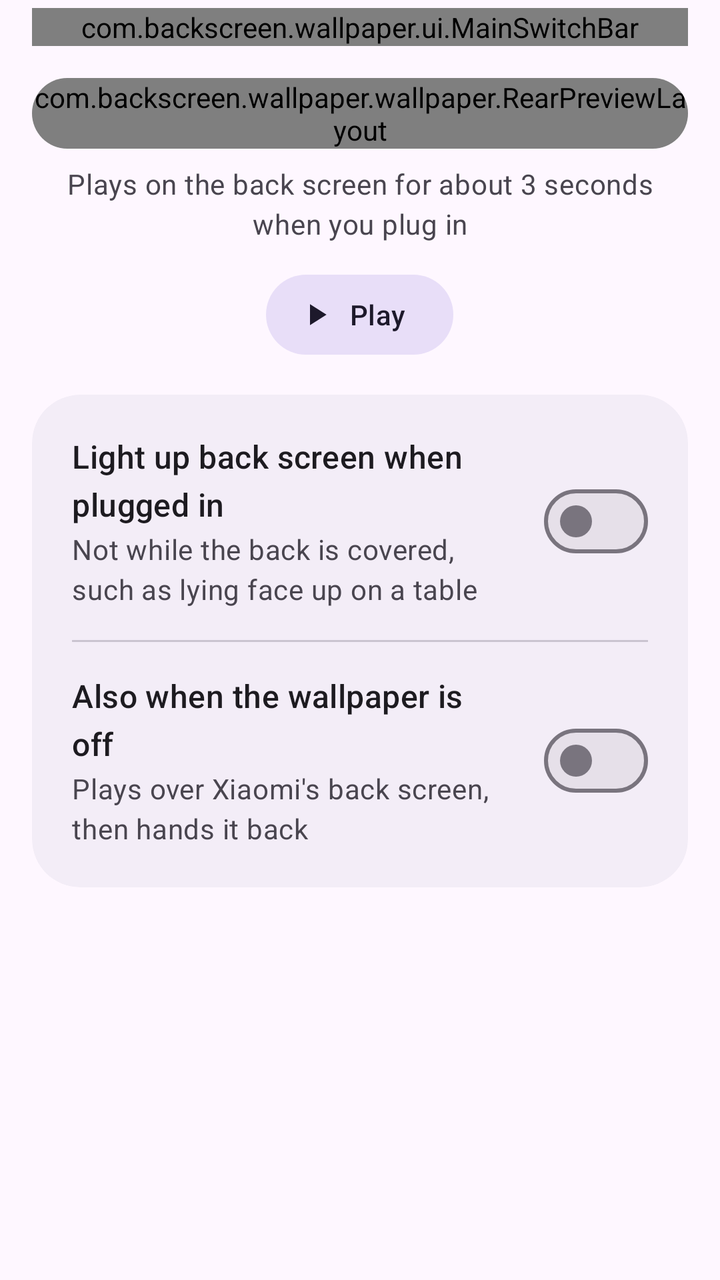
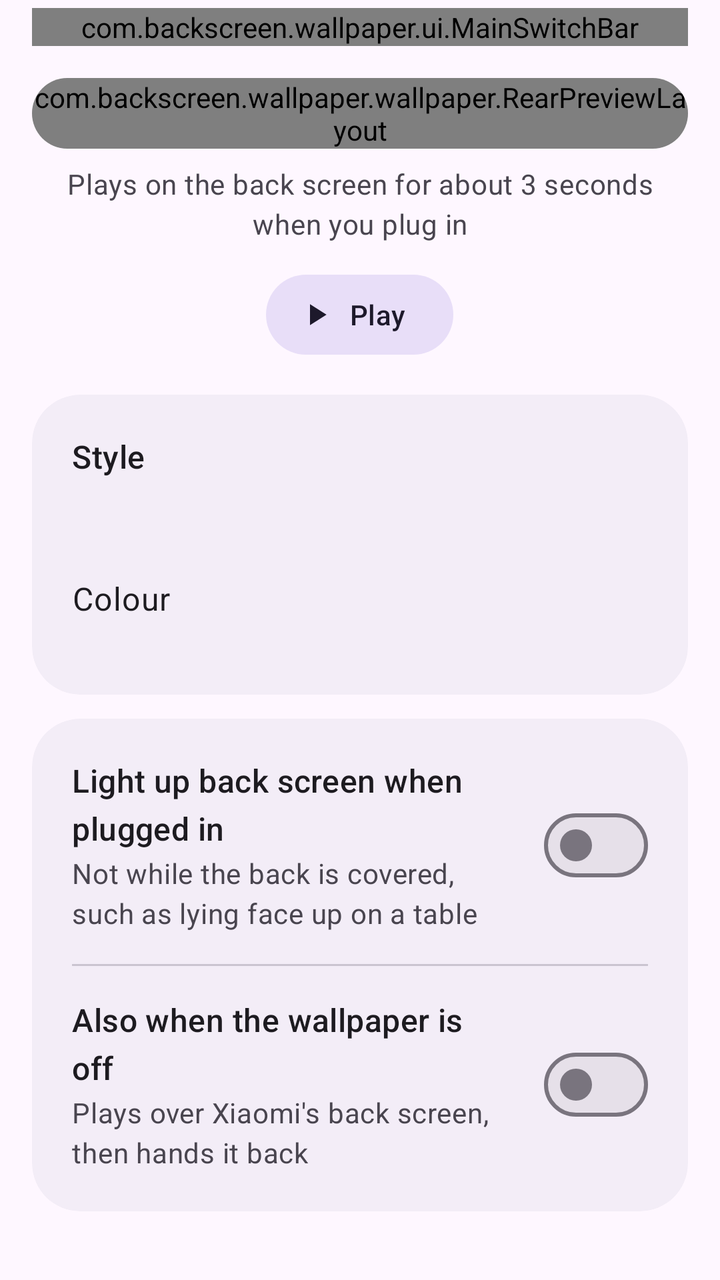

The first picture is an Android layout as it rendered before a commit; the second is the same layout after the commit. The layout source and the unified diff follow.
<!-- AndroidManifest.xml: application theme Theme.BackScreen -->
<!-- res/layout/fragment_battery.xml -->
<?xml version="1.0" encoding="utf-8"?>
<LinearLayout xmlns:android="http://schemas.android.com/apk/res/android"
    xmlns:app="http://schemas.android.com/apk/res-auto"
    android:layout_width="match_parent"
    android:layout_height="match_parent"
    android:orientation="vertical">

    <com.backscreen.wallpaper.ui.MainSwitchBar
        android:id="@+id/mainSwitch"
        android:layout_width="match_parent"
        android:layout_height="wrap_content"
        android:layout_marginHorizontal="16dp"
        android:layout_marginTop="4dp"
        android:layout_marginBottom="8dp"
        android:text="@string/battery_switch" />

    <androidx.core.widget.NestedScrollView
        android:layout_width="match_parent"
        android:layout_height="0dp"
        android:layout_weight="1"
        android:clipToPadding="false">

        <LinearLayout
            android:layout_width="match_parent"
            android:layout_height="wrap_content"
            android:orientation="vertical"
            android:paddingHorizontal="16dp"
            android:paddingTop="8dp"
            android:paddingBottom="24dp">

            
            <com.google.android.material.card.MaterialCardView
                android:id="@+id/previewCard"
                style="@style/Widget.Material3.CardView.Filled"
                android:layout_width="wrap_content"
                android:layout_gravity="center_horizontal"
                android:layout_height="wrap_content"
                android:contentDescription="@string/battery_preview"
                app:cardBackgroundColor="?attr/colorSurfaceContainerHighest"
                app:cardCornerRadius="28dp">

                <com.backscreen.wallpaper.wallpaper.RearPreviewLayout
                    android:id="@+id/previewFrame"
                    android:layout_width="match_parent"
                    android:layout_height="wrap_content"
                    android:importantForAccessibility="noHideDescendants">

                    <com.backscreen.wallpaper.wallpaper.WallpaperView
                        android:id="@+id/preview"
                        android:layout_width="match_parent"
                        android:layout_height="match_parent" />

                    <com.backscreen.wallpaper.wallpaper.ClockLayer
                        android:id="@+id/clock"
                        android:layout_width="match_parent"
                        android:layout_height="match_parent"
                        android:visibility="gone" />

                    <com.backscreen.wallpaper.battery.ChargingLayer
                        android:id="@+id/charging"
                        android:layout_width="match_parent"
                        android:layout_height="match_parent" />
                </com.backscreen.wallpaper.wallpaper.RearPreviewLayout>
            </com.google.android.material.card.MaterialCardView>

            <TextView
                android:layout_width="wrap_content"
                android:layout_height="wrap_content"
                android:layout_gravity="center_horizontal"
                android:layout_marginTop="8dp"
                android:gravity="center"
                android:text="@string/battery_caption"
                android:textAppearance="?attr/textAppearanceBodyMedium"
                android:textColor="?attr/colorOnSurfaceVariant" />

            <Button
                android:id="@+id/playButton"
                style="@style/Widget.Material3.Button.TonalButton.Icon"
                android:layout_width="wrap_content"
                android:layout_height="wrap_content"
                android:layout_gravity="center_horizontal"
                android:layout_marginTop="12dp"
                android:text="@string/play"
                app:icon="@drawable/ic_play" />

            <com.google.android.material.card.MaterialCardView
                android:id="@+id/optionsCard"
                style="@style/Widget.BackScreen.Card"
                android:layout_width="match_parent"
                android:layout_height="wrap_content"
                android:layout_marginTop="16dp"
                app:cardBackgroundColor="?attr/colorSurfaceContainer">

                <LinearLayout
                    android:layout_width="match_parent"
                    android:layout_height="wrap_content"
                    android:orientation="vertical">

                    <LinearLayout
                        android:id="@+id/lightUpRow"
                        android:layout_width="match_parent"
                        android:layout_height="wrap_content"
                        android:background="?attr/selectableItemBackground"
                        android:clickable="true"
                        android:focusable="true"
                        android:gravity="center_vertical"
                        android:orientation="horizontal">

                        <LinearLayout
                            android:layout_width="0dp"
                            android:layout_height="wrap_content"
                            android:layout_marginEnd="16dp"
                            android:layout_weight="1"
                            android:orientation="vertical">

                            <TextView
                                android:layout_width="wrap_content"
                                android:layout_height="wrap_content"
                                android:text="@string/battery_light_up"
                                android:textAppearance="?attr/textAppearanceTitleMedium"
                                android:textColor="?attr/colorOnSurface" />

                            <TextView
                                android:layout_width="wrap_content"
                                android:layout_height="wrap_content"
                                android:layout_marginTop="2dp"
                                android:text="@string/battery_light_up_summary"
                                android:textAppearance="?attr/textAppearanceBodyMedium"
                                android:textColor="?attr/colorOnSurfaceVariant" />
                        </LinearLayout>

                        <com.google.android.material.materialswitch.MaterialSwitch
                            android:id="@+id/lightUpSwitch"
                            android:layout_width="wrap_content"
                            android:layout_height="wrap_content" />
                    </LinearLayout>

                    <com.google.android.material.divider.MaterialDivider
                        android:layout_width="match_parent"
                        android:layout_height="wrap_content"
                        android:layout_marginVertical="16dp" />

                    <LinearLayout
                        android:id="@+id/overXiaomiRow"
                        android:layout_width="match_parent"
                        android:layout_height="wrap_content"
                        android:background="?attr/selectableItemBackground"
                        android:clickable="true"
                        android:focusable="true"
                        android:gravity="center_vertical"
                        android:orientation="horizontal">

                        <LinearLayout
                            android:layout_width="0dp"
                            android:layout_height="wrap_content"
                            android:layout_marginEnd="16dp"
                            android:layout_weight="1"
                            android:orientation="vertical">

                            <TextView
                                android:layout_width="wrap_content"
                                android:layout_height="wrap_content"
                                android:text="@string/battery_over_xiaomi"
                                android:textAppearance="?attr/textAppearanceTitleMedium"
                                android:textColor="?attr/colorOnSurface" />

                            <TextView
                                android:layout_width="wrap_content"
                                android:layout_height="wrap_content"
                                android:layout_marginTop="2dp"
                                android:text="@string/battery_over_xiaomi_summary"
                                android:textAppearance="?attr/textAppearanceBodyMedium"
                                android:textColor="?attr/colorOnSurfaceVariant" />
                        </LinearLayout>

                        <com.google.android.material.materialswitch.MaterialSwitch
                            android:id="@+id/overXiaomiSwitch"
                            android:layout_width="wrap_content"
                            android:layout_height="wrap_content" />
                    </LinearLayout>
                </LinearLayout>
            </com.google.android.material.card.MaterialCardView>
        </LinearLayout>
    </androidx.core.widget.NestedScrollView>
</LinearLayout>
<!-- resources referenced by this layout -->
<resources>
  <!-- drawable ic_play (drawable) -->
  <vector xmlns:android="http://schemas.android.com/apk/res/android"
      android:width="24dp"
      android:height="24dp"
      android:tint="?android:attr/colorControlNormal"
      android:viewportWidth="24"
      android:viewportHeight="24">
      <path
          android:fillColor="@android:color/white"
          android:pathData="M8,5v14l11,-7z" />
  </vector>
  <string name="battery_caption">Plays on the back screen for about 3 seconds when you plug in</string>
  <string name="battery_light_up">Light up back screen when plugged in</string>
  <string name="battery_light_up_summary">Not while the back is covered, such as lying face up on a table</string>
  <string name="battery_over_xiaomi">Also when the wallpaper is off</string>
  <string name="battery_over_xiaomi_summary">Plays over Xiaomi\'s back screen, then hands it back</string>
  <string name="battery_preview">Preview of the charging animation</string>
  <string name="battery_switch">Charging animation</string>
  <string name="play">Play</string>
  <style name="Widget.BackScreen.Card" parent="Widget.Material3.CardView.Filled">
          <item name="cardCornerRadius">24dp</item>
          <item name="contentPadding">20dp</item>
      </style>
  <style name="Theme.BackScreen" parent="Theme.Material3.DayNight.NoActionBar">
          <item name="android:statusBarColor">@android:color/transparent</item>
          <item name="android:navigationBarColor">@android:color/transparent</item>
          
          <item name="android:windowLightStatusBar">?attr/isLightTheme</item>
          <item name="android:windowLightNavigationBar">?attr/isLightTheme</item>
      </style>
</resources>

<!-- the commit's change to res/layout/fragment_battery.xml (unified diff, before → after) -->
@@ -83,12 +83,86 @@
                 android:text="@string/play"
                 app:icon="@drawable/ic_play" />
 
+            
+            <com.google.android.material.card.MaterialCardView
+                android:id="@+id/styleCard"
+                style="@style/Widget.BackScreen.Card"
+                android:layout_width="match_parent"
+                android:layout_height="wrap_content"
+                android:layout_marginTop="16dp"
+                app:cardBackgroundColor="?attr/colorSurfaceContainer">
+
+                <LinearLayout
+                    android:layout_width="match_parent"
+                    android:layout_height="wrap_content"
+                    android:orientation="vertical">
+
+                    <TextView
+                        android:layout_width="wrap_content"
+                        android:layout_height="wrap_content"
+                        android:text="@string/style_title"
+                        android:textAppearance="?attr/textAppearanceTitleMedium"
+                        android:textColor="?attr/colorOnSurface" />
+
+                    <com.google.android.material.chip.ChipGroup
+                        android:id="@+id/styleChips"
+                        android:layout_width="match_parent"
+                        android:layout_height="wrap_content"
+                        android:layout_marginTop="8dp"
+                        app:selectionRequired="true"
+                        app:singleSelection="true" />
+
+                    
+                    <TextView
+                        android:id="@+id/styleDetail"
+                        android:layout_width="wrap_content"
+                        android:layout_height="wrap_content"
+                        android:accessibilityLiveRegion="polite"
+                        android:textAppearance="?attr/textAppearanceBodySmall"
+                        android:textColor="?attr/colorOnSurfaceVariant" />
+
+                    <LinearLayout
+                        android:id="@+id/colorRow"
+                        android:layout_width="match_parent"
+                        android:layout_height="wrap_content"
+                        android:layout_marginTop="8dp"
+                        android:background="?attr/selectableItemBackground"
+                        android:clickable="true"
+                        android:focusable="true"
+                        android:gravity="center_vertical"
+                        android:minHeight="56dp"
+                        android:orientation="horizontal">
+
+                        <TextView
+                            android:layout_width="0dp"
+                            android:layout_height="wrap_content"
+                            android:layout_weight="1"
+                            android:text="@string/charging_colour"
+                            android:textAppearance="?attr/textAppearanceBodyLarge"
+                            android:textColor="?attr/colorOnSurface" />
+
+                        <TextView
+                            android:id="@+id/colorValue"
+                            android:layout_width="wrap_content"
+                            android:layout_height="wrap_content"
+                            android:layout_marginEnd="12dp"
+                            android:textAppearance="?attr/textAppearanceLabelLarge"
+                            android:textColor="?attr/colorPrimary" />
+
+                        <View
+                            android:id="@+id/colorSwatch"
+                            android:layout_width="28dp"
+                            android:layout_height="28dp" />
+                    </LinearLayout>
+                </LinearLayout>
+            </com.google.android.material.card.MaterialCardView>
+
             <com.google.android.material.card.MaterialCardView
                 android:id="@+id/optionsCard"
                 style="@style/Widget.BackScreen.Card"
                 android:layout_width="match_parent"
                 android:layout_height="wrap_content"
-                android:layout_marginTop="16dp"
+                android:layout_marginTop="12dp"
                 app:cardBackgroundColor="?attr/colorSurfaceContainer">
 
                 <LinearLayout
<!-- resource entries referenced after the edit -->
@@ -18,7 +18,9 @@
   <string name="battery_over_xiaomi_summary">Plays over Xiaomi\'s back screen, then hands it back</string>
   <string name="battery_preview">Preview of the charging animation</string>
   <string name="battery_switch">Charging animation</string>
+  <string name="charging_colour">Colour</string>
   <string name="play">Play</string>
+  <string name="style_title">Style</string>
   <style name="Widget.BackScreen.Card" parent="Widget.Material3.CardView.Filled">
           <item name="cardCornerRadius">24dp</item>
           <item name="contentPadding">20dp</item>
